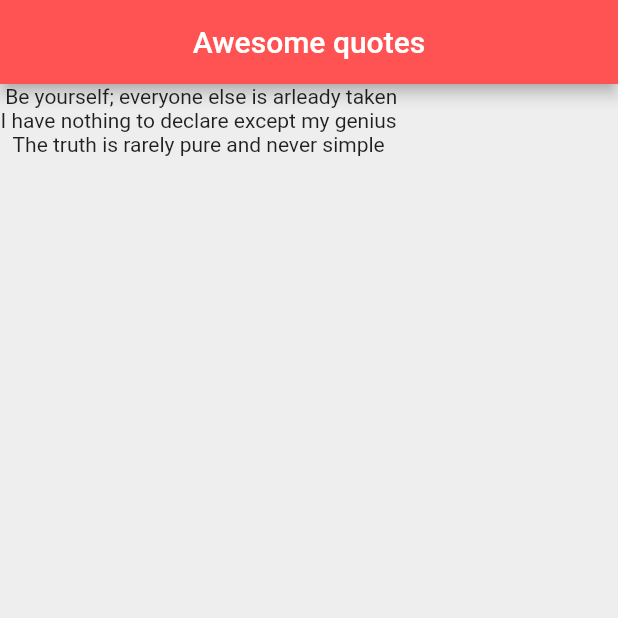
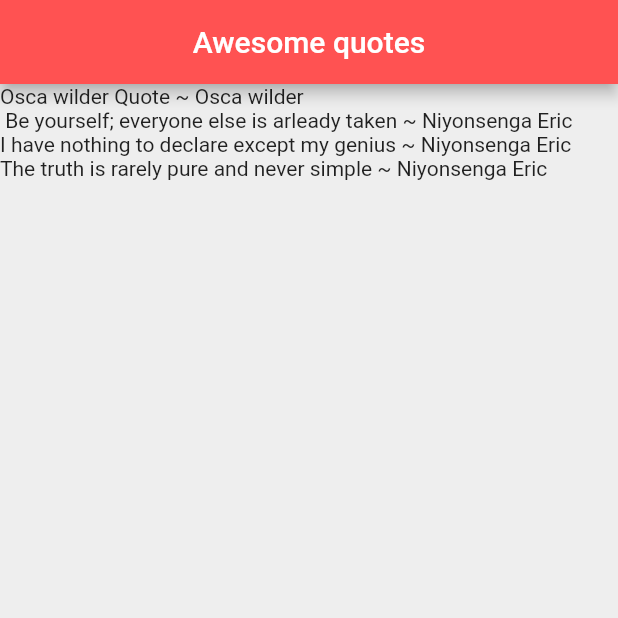
Before and after one commit to Niyonsengaeric/flutter-level-up, a Flutter app: the screen it shows after launch, on a phone screen of 412 x 824 dp, the top half of it. Run offline on Flutter 3.47's test engine with Material 2 defaults, Android fonts, the phone set to English and light mode, and no system bars.

Commit message:
add custom class
- display element of custom class

```diff
--- a/lib/main.dart
+++ b/lib/main.dart
@@ -1,4 +1,5 @@
 import 'package:flutter/material.dart';
+import 'quote.dart';
 
 void main() => runApp(MaterialApp(home: QuoteList()));
 
@@ -8,10 +9,17 @@ class QuoteList extends StatefulWidget {
 }
 
 class _QuoteListState extends State<QuoteList> {
-  List<String> quotes = [
-    ' Be yourself; everyone else is arleady taken',
-    'I have nothing to declare except my genius',
-    'The truth is rarely pure and never simple'
+  List<Quote> quotes = [
+    Quote(author: 'Osca wilder', text: 'Osca wilder Quote'),
+    Quote(
+        author: 'Niyonsenga Eric',
+        text: ' Be yourself; everyone else is arleady taken'),
+    Quote(
+        author: 'Niyonsenga Eric',
+        text: 'I have nothing to declare except my genius'),
+    Quote(
+        author: 'Niyonsenga Eric',
+        text: 'The truth is rarely pure and never simple')
   ];
   @override
   Widget build(BuildContext context) {
@@ -23,7 +31,8 @@ class _QuoteListState extends State<QuoteList> {
         backgroundColor: Colors.redAccent,
       ),
       body: Column(
-        children: quotes.map((quote) => Text(quote)).toList(),
+        crossAxisAlignment: CrossAxisAlignment.start,
+        children: quotes.map((quote) => Text('${quote.text} ~ ${quote.author}')).toList(),
       ),
     );
   }
--- /dev/null
+++ b/lib/quote.dart
@@ -0,0 +1,6 @@
+class Quote {
+  String text;
+  String author;
+
+  Quote({this.text, this.author});
+}
```
